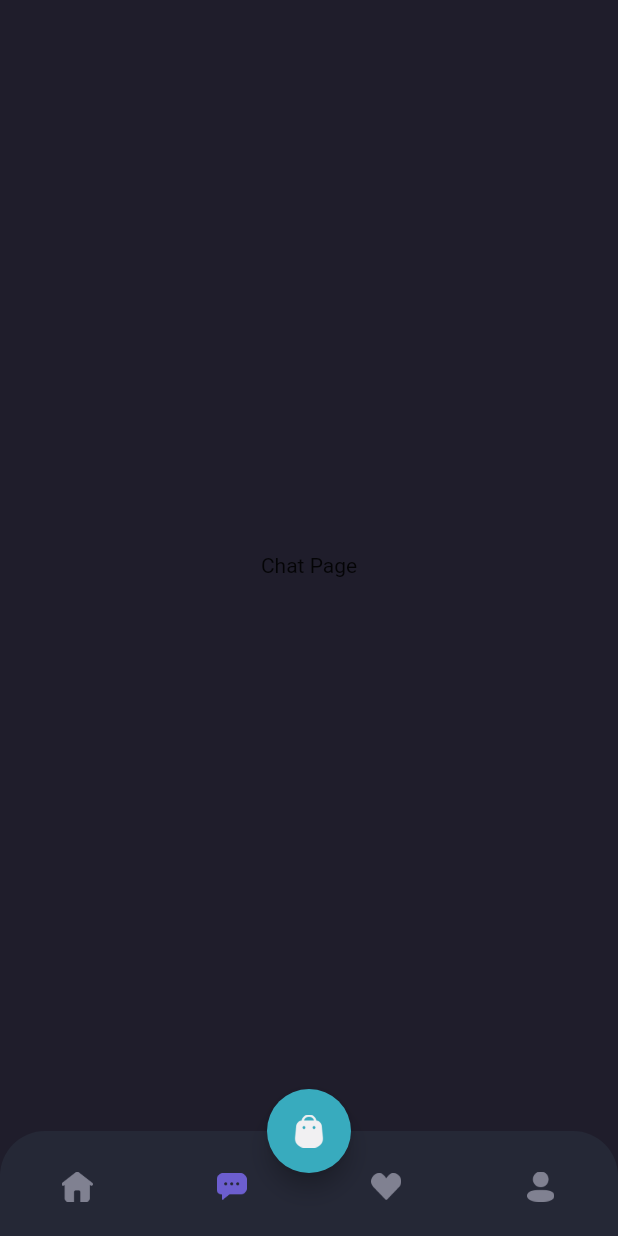
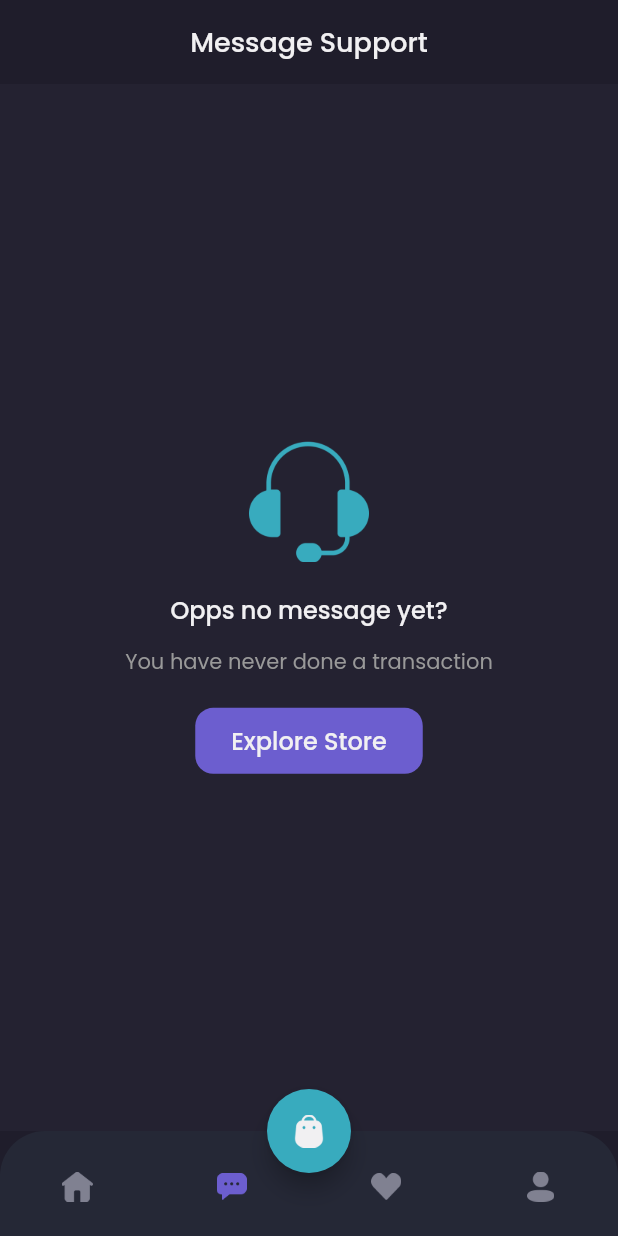
Before and after one commit to Koredeee/shamo-commerce, a Flutter app: the MainPage screen opened by its route, item 2 of the bottom bar chosen, on a phone screen of 412 x 824 dp. Run offline on Flutter 3.47's test engine with Material 2 defaults, Android fonts, the phone set to English and light mode, and no system bars; our stand-ins replace google_fonts.

Commit message:
Added Chat Page Empty Section

```diff
--- a/shamo/lib/pages/home/chat_page.dart
+++ b/shamo/lib/pages/home/chat_page.dart
@@ -1,14 +1,85 @@
 // ignore_for_file: prefer_const_constructors
 
 import 'package:flutter/material.dart';
+import 'package:shamo/theme.dart';
 
 class ChatPage extends StatelessWidget {
   const ChatPage({super.key});
 
   @override
   Widget build(BuildContext context) {
-    return Center(
-      child: Text('Chat Page'),
+    Widget header() {
+      return AppBar(
+        backgroundColor: backgroundColor1,
+        centerTitle: true,
+        title: Text(
+          'Message Support',
+          style: primaryTextStyle.copyWith(
+            fontSize: 18,
+            fontWeight: medium,
+          ),
+        ),
+        elevation: 0, // erase the shadow
+        automaticallyImplyLeading: false,
+      );
+    }
+
+    Widget content() {
+      // pake Expanded karena sisa dari space akan di-isi dengan  content section
+      return Expanded(
+          child: Container(
+              width: double.infinity,
+              color: backgroundColor3,
+              child: Column(
+                mainAxisAlignment: MainAxisAlignment.center,
+                children: [
+                  Image.asset('assets/icon_headset.png', width: 80),
+                  SizedBox(
+                    height: 20,
+                  ),
+                  Text(
+                    'Opps no message yet?',
+                    style: primaryTextStyle.copyWith(
+                        fontSize: 16, fontWeight: medium),
+                  ),
+                  SizedBox(height: 12),
+                  Text(
+                    'You have never done a transaction',
+                    // tidak perlu .copyWith karena sudah basenya 14 size from flutter
+                    style: secondaryTextStyle,
+                  ),
+                  SizedBox(height: 20),
+                  Container(
+                    height: 44,
+                    child: TextButton(
+                        style: TextButton.styleFrom(
+                          padding: EdgeInsets.symmetric(
+                            horizontal: 24,
+                            vertical: 10,
+                          ),
+                          backgroundColor: primaryColor,
+                          shape: RoundedRectangleBorder(
+                            borderRadius: BorderRadius.circular(12),
+                          ),
+                        ),
+                        onPressed: () {},
+                        child: Text(
+                          'Explore Store',
+                          style: primaryTextStyle.copyWith(
+                            fontSize: 16,
+                            fontWeight: medium,
+                          ),
+                        )),
+                  ),
+                ],
+              )));
+    }
+
+    return Column(
+      children: [
+        header(),
+        content(),
+      ],
     );
   }
 }
--- a/shamo/lib/pages/widgets/product_tile.dart
+++ b/shamo/lib/pages/widgets/product_tile.dart
@@ -1,3 +1,5 @@
+// ignore_for_file: prefer_const_constructors
+
 import 'package:flutter/material.dart';
 import 'package:shamo/theme.dart';
 
```
Also changed, not shown: shamo/assets/icon_headset.png (added), 4 other files.
